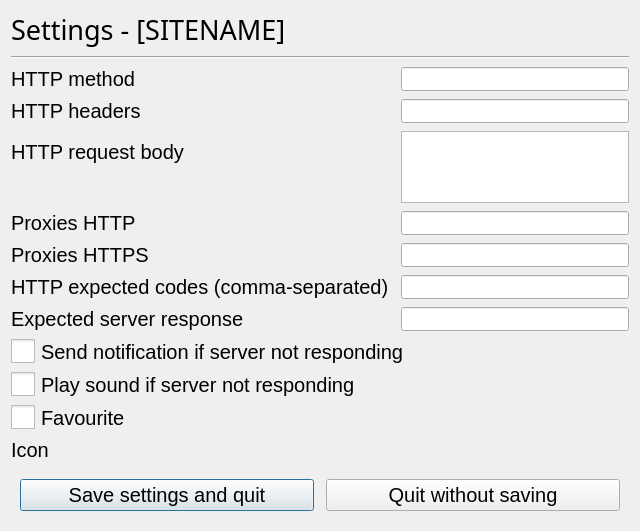
The window that gui/ui/site_settings.ui (KoniDevTeam/SiteMonster) describes before a commit, drawn with Qt 5.
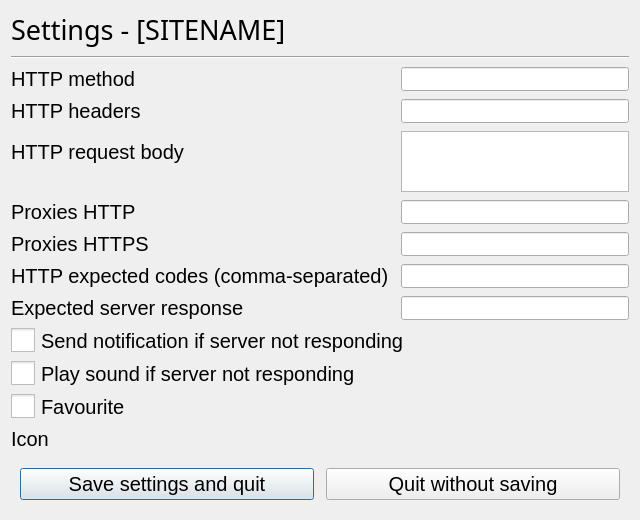
The same window after the commit. Icons and pictures are not drawn.

```diff
--- a/gui/ui/site_settings.ui
+++ b/gui/ui/site_settings.ui
@@ -7,13 +7,13 @@
     <x>0</x>
     <y>0</y>
     <width>640</width>
-    <height>531</height>
+    <height>520</height>
    </rect>
   </property>
   <property name="minimumSize">
    <size>
     <width>640</width>
-    <height>480</height>
+    <height>520</height>
    </size>
   </property>
   <property name="font">
```
